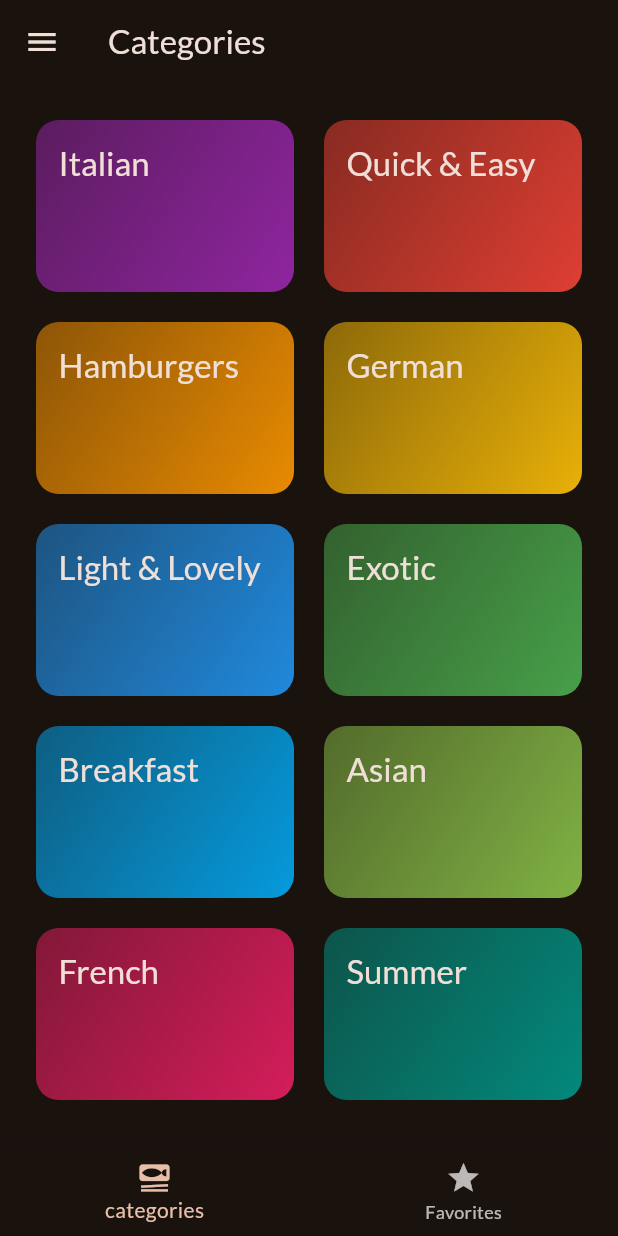
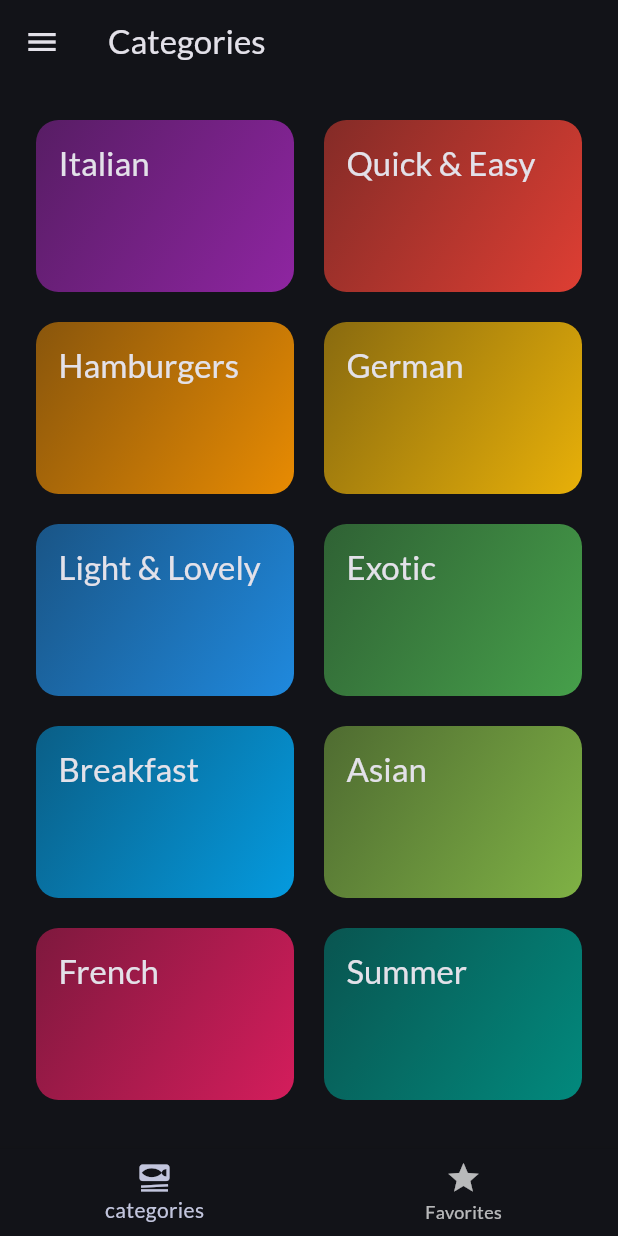
Before and after one commit to franedsandi/meal_app, a Flutter app: the screen it shows after launch, on a phone screen of 412 x 824 dp. Run offline on Flutter 3.47's test engine with Material 3 defaults, Android fonts, the phone set to English and light mode, and no system bars; our stand-ins replace flutter_riverpod, google_fonts, transparent_image.

Commit message:
change color theme

```diff
--- a/lib/main.dart
+++ b/lib/main.dart
@@ -8,7 +8,7 @@ final theme = ThemeData(
   useMaterial3: true,
   colorScheme: ColorScheme.fromSeed(
     brightness: Brightness.dark,
-    seedColor: const Color.fromARGB(255, 131, 57, 0),
+    seedColor: const Color.fromARGB(255, 6, 21, 69),
   ),
   textTheme: GoogleFonts.latoTextTheme(),
 );
```
